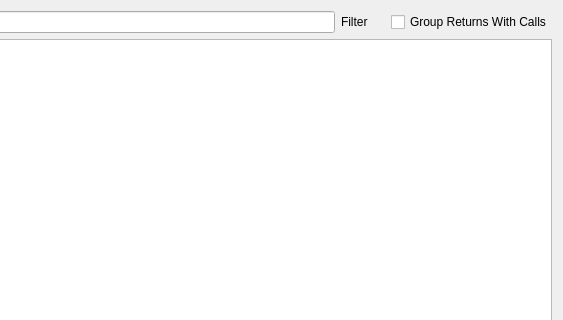
Qt form utilities/dselrigpart/mainwidget.ui (KDE/dferry) before a commit; both pictures show x 256 to 819 and y 0 to 320 of the 819 by 687 pixel window.
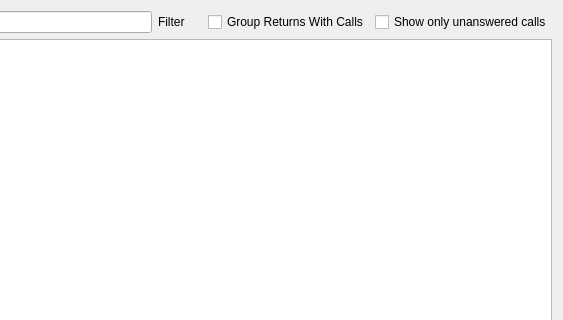
The same form after that commit. Custom widgets are drawn as their Qt base class.

Commit message:
New feature to show only calls with no answer.
It has been requested by two different people!

Calls that only got an error reply are considered unanswered and the
error reply is also shown for those calls.

```diff
--- a/utilities/dselrigpart/mainwidget.ui
+++ b/utilities/dselrigpart/mainwidget.ui
@@ -73,6 +73,13 @@
        </property>
       </widget>
      </item>
+     <item>
+      <widget class="QCheckBox" name="unansweredCheckbox">
+       <property name="text">
+        <string>Show only unanswered calls</string>
+       </property>
+      </widget>
+     </item>
     </layout>
    </item>
    <item>
```
The commit also changes 5 other files.
